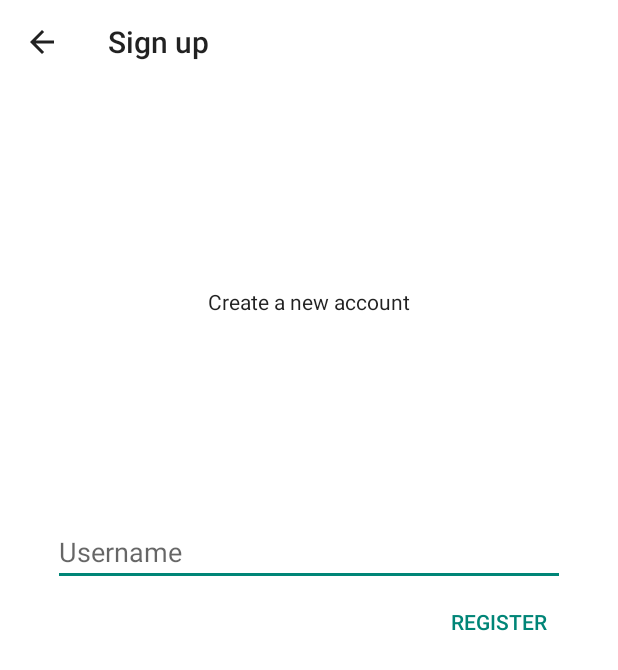
After one commit to CMPUT301W18T18/werkify, an Android app: the RegisterActivity screen opened directly, with no data from a screen before it, on a phone screen of 412 x 824 dp. The commit adds this screen. Shown: the top 670 px of the screen. Run offline under Robolectric (Android 15) with nearby library versions, the phone set to English and light mode, and no system bars.

Commit message:
Login and Register activities

```diff
--- /dev/null
+++ b/wrkify/app/src/main/java/ca/ualberta/cs/wrkify/RegisterActivity.java
@@ -0,0 +1,79 @@
+/*
+ * Copyright 2018 CMPUT301W18T18
+ *
+ * Licensed under the Apache License, Version 2.0 (the "License");
+ * you may not use this file except in compliance with the License.
+ * You may obtain a copy of the License at
+ *
+ *     http://www.apache.org/licenses/LICENSE-2.0
+ *
+ * Unless required by applicable law or agreed to in writing, software
+ * distributed under the License is distributed on an "AS IS" BASIS,
+ * WITHOUT WARRANTIES OR CONDITIONS OF ANY KIND, either express or implied.
+ * See the License for the specific language governing permissions and
+ * limitations under the License.
+ *
+ */
+
+package ca.ualberta.cs.wrkify;
+
+import android.app.Activity;
+import android.graphics.drawable.ColorDrawable;
+import android.os.Bundle;
+import android.view.KeyEvent;
+import android.view.View;
+import android.view.inputmethod.EditorInfo;
+import android.widget.Button;
+import android.widget.EditText;
+import android.widget.TextView;
+
+import static ca.ualberta.cs.wrkify.LoginActivity.EXTRA_SESSION_USER;
+
+public class RegisterActivity extends Activity {
+    private EditText registerField;
+
+    @Override
+    protected void onCreate(Bundle savedInstanceState) {
+        super.onCreate(savedInstanceState);
+        setTheme(R.style.AppTheme_TransparentActionBar);
+        setContentView(R.layout.activity_register);
+
+        getActionBar().setTitle("Sign up");
+
+        this.registerField = findViewById(R.id.registerField);
+        Button registerButton = findViewById(R.id.registerButton);
+
+        // pressing the register button finishes the activity
+        registerButton.setOnClickListener(new View.OnClickListener() {
+            @Override
+            public void onClick(View v) {
+                tryRegisterAndFinish(registerField.getText().toString());
+            }
+        });
+
+        // submitting the username field finishes the activity
+        registerField.setOnEditorActionListener(new TextView.OnEditorActionListener() {
+            @Override
+            public boolean onEditorAction(TextView v, int actionId, KeyEvent event) {
+                if (actionId == EditorInfo.IME_ACTION_DONE) {
+                    tryRegisterAndFinish(registerField.getText().toString());
+                    return true;
+                }
+                return false;
+            }
+        });
+    }
+
+    /**
+     * Attempts to register the given username. If successful, finishes
+     * the activity; otherwise sets an error message and does not finish.
+     * @param username username to register
+     */
+    private void tryRegisterAndFinish(String username) {
+        // TODO actually add user on server
+        User user = new ConcreteUser(username, "testuser@example.com", "0000000000");
+        getIntent().putExtra(EXTRA_SESSION_USER, user);
+        setResult(RESULT_OK, getIntent());
+        finish();
+    }
+}
--- /dev/null
+++ b/wrkify/app/src/main/res/layout/activity_register.xml
@@ -0,0 +1,59 @@
+<?xml version="1.0" encoding="utf-8"?>
+<!--
+  ~ Copyright 2018 CMPUT301W18T18
+  ~
+  ~ Licensed under the Apache License, Version 2.0 (the "License");
+  ~ you may not use this file except in compliance with the License.
+  ~ You may obtain a copy of the License at
+  ~
+  ~     http://www.apache.org/licenses/LICENSE-2.0
+  ~
+  ~ Unless required by applicable law or agreed to in writing, software
+  ~ distributed under the License is distributed on an "AS IS" BASIS,
+  ~ WITHOUT WARRANTIES OR CONDITIONS OF ANY KIND, either express or implied.
+  ~ See the License for the specific language governing permissions and
+  ~ limitations under the License.
+  ~
+  -->
+
+<android.support.constraint.ConstraintLayout xmlns:android="http://schemas.android.com/apk/res/android"
+    xmlns:app="http://schemas.android.com/apk/res-auto"
+    xmlns:tools="http://schemas.android.com/tools"
+    android:layout_width="match_parent"
+    android:layout_height="match_parent"
+    tools:context="ca.ualberta.cs.wrkify.RegisterActivity">
+
+    <TextView
+        android:layout_width="wrap_content"
+        android:layout_height="wrap_content"
+        android:text="Create a new account"
+        style="@style/TextAppearance.AppCompat.Body1"
+        app:layout_constraintLeft_toLeftOf="parent"
+        app:layout_constraintRight_toRightOf="parent"
+        app:layout_constraintBottom_toTopOf="@id/registerField"
+        app:layout_constraintTop_toTopOf="parent"/>
+
+    <EditText
+        android:id="@+id/registerField"
+        android:layout_width="wrap_content"
+        android:layout_height="wrap_content"
+        android:ems="16"
+        android:hint="Username"
+        android:imeOptions="actionDone"
+        android:singleLine="true"
+        app:layout_constraintLeft_toLeftOf="parent"
+        app:layout_constraintRight_toRightOf="parent"
+        app:layout_constraintTop_toTopOf="parent"
+        app:layout_constraintBottom_toBottomOf="parent"
+        app:layout_constraintVertical_bias="0.4"/>
+
+    <Button
+        android:id="@+id/registerButton"
+        android:layout_width="wrap_content"
+        android:layout_height="wrap_content"
+        android:text="Register"
+        style="@style/Base.Widget.AppCompat.Button.Borderless.Colored"
+        app:layout_constraintTop_toBottomOf="@id/registerField"
+        app:layout_constraintRight_toRightOf="@id/registerField"/>
+
+</android.support.constraint.ConstraintLayout>
--- a/wrkify/app/src/main/res/values/styles.xml
+++ b/wrkify/app/src/main/res/values/styles.xml
@@ -3,10 +3,16 @@
     <!-- Base application theme. -->
     <style name="AppTheme" parent="android:Theme.Material.Light.DarkActionBar">
         <!-- Customize your theme here. -->
+        <item name="android:colorBackground">@android:color/background_light</item>
         <item name="colorPrimary">@color/colorPrimary</item>
         <item name="colorPrimaryDark">@color/colorPrimaryDark</item>
         <item name="colorAccent">@color/colorAccent</item>
         <item name="android:colorPrimary">?attr/colorPrimary</item>
     </style>
 
+    <style name="AppTheme.TransparentActionBar" parent="android:Theme.Material.Light">
+        <item name="android:colorBackground">@android:color/background_light</item>
+        <item name="android:colorPrimary">@android:color/transparent</item>
+    </style>
+
 </resources>
```
Also changed, not shown: wrkify/app/src/main/AndroidManifest.xml (+7 -2 lines), wrkify/app/src/main/java/ca/ualberta/cs/wrkify/LoginActivity.java (added, +112 -0 lines), wrkify/app/src/main/res/layout/activity_login.xml (added, +83 -0 lines), 1 other file.
